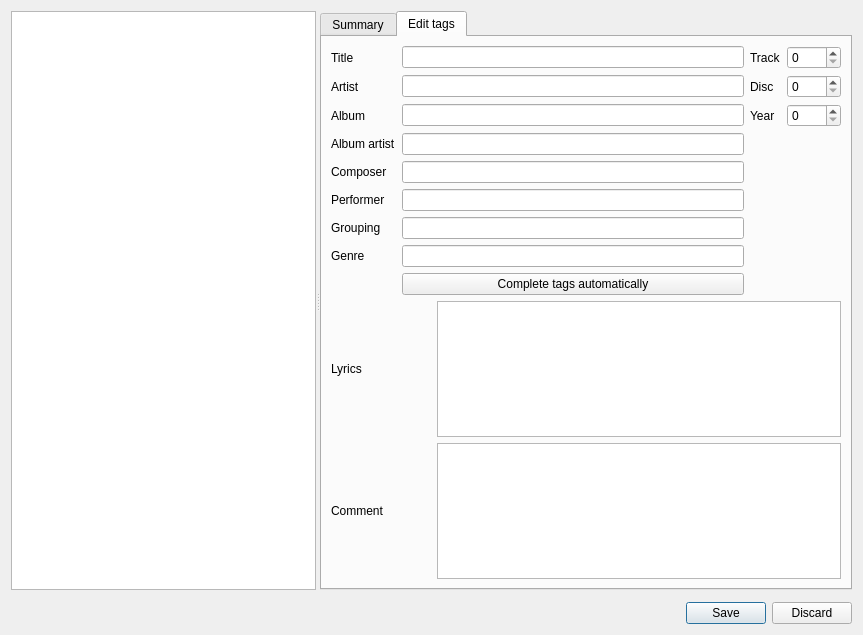
Before: the Qt Designer form src/ui/edittagdialog.ui in clementine-player/Clementine, drawn with Qt 5.
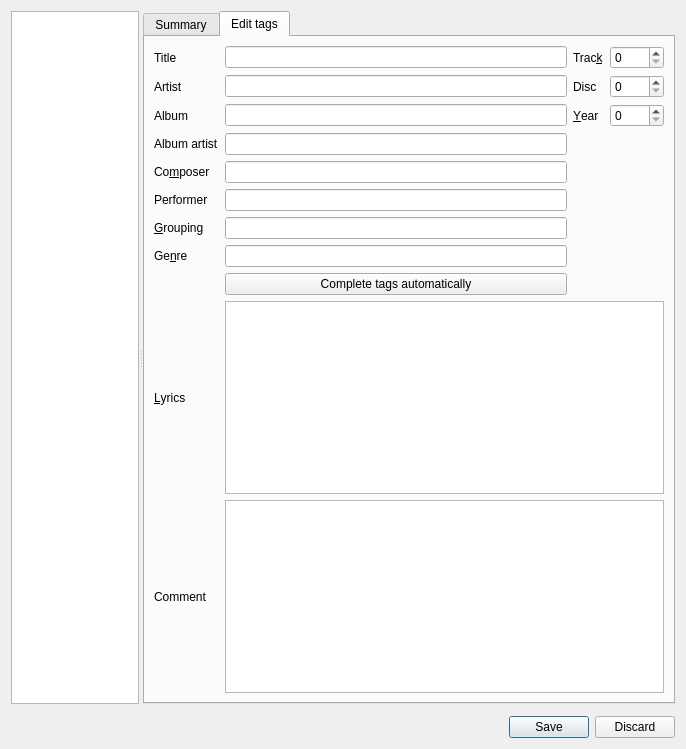
After: the same form once the commit is applied. Icons and pictures are not drawn. Custom widgets are drawn as their Qt base class.

Commit message: Restructure edittagdialog layout (corrects #5437) (#5450)

What changed in the file:
```diff
--- a/src/ui/edittagdialog.ui
+++ b/src/ui/edittagdialog.ui
@@ -2,13 +2,11 @@
 <ui version="4.0">
  <class>EditTagDialog</class>
  <widget class="QDialog" name="EditTagDialog">
-  <property name="geometry">
-   <rect>
-    <x>0</x>
-    <y>0</y>
-    <width>863</width>
-    <height>635</height>
-   </rect>
+  <property name="sizePolicy">
+   <sizepolicy hsizetype="MinimumExpanding" vsizetype="MinimumExpanding">
+    <horstretch>0</horstretch>
+    <verstretch>0</verstretch>
+   </sizepolicy>
   </property>
   <property name="windowTitle">
    <string>Edit track information</string>
@@ -625,6 +623,16 @@
          <layout class="QVBoxLayout" name="verticalLayout_4">
           <item>
            <layout class="QGridLayout" name="gridLayout">
+            <item row="12" column="0">
+             <widget class="QLabel" name="comment_label">
+              <property name="text">
+               <string>Comment</string>
+              </property>
+              <property name="buddy">
+               <cstring>comment</cstring>
+              </property>
+             </widget>
+            </item>
             <item row="0" column="0">
              <widget class="QLabel" name="title_label">
               <property name="text">
@@ -648,7 +656,7 @@
             <item row="0" column="2">
              <widget class="QLabel" name="track_label">
               <property name="text">
-               <string>Track</string>
+               <string>Trac&amp;k</string>
               </property>
               <property name="buddy">
                <cstring>track</cstring>
@@ -740,7 +748,7 @@
             <item row="2" column="2">
              <widget class="QLabel" name="year_label">
               <property name="text">
-               <string>Year</string>
+               <string>&amp;Year</string>
               </property>
               <property name="buddy">
                <cstring>year</cstring>
@@ -786,7 +794,7 @@
             <item row="4" column="0">
              <widget class="QLabel" name="composer_label">
               <property name="text">
-               <string>Composer</string>
+               <string>Co&amp;mposer</string>
               </property>
               <property name="buddy">
                <cstring>composer</cstring>
@@ -826,7 +834,7 @@
             <item row="6" column="0">
              <widget class="QLabel" name="grouping_label">
               <property name="text">
-               <string>Grouping</string>
+               <string>&amp;Grouping</string>
               </property>
               <property name="buddy">
                <cstring>grouping</cstring>
@@ -846,7 +854,7 @@
             <item row="7" column="0">
              <widget class="QLabel" name="genre_label">
               <property name="text">
-               <string>Genre</string>
+               <string>Ge&amp;nre</string>
               </property>
               <property name="buddy">
                <cstring>genre</cstring>
@@ -876,33 +884,17 @@
               </property>
              </widget>
             </item>
-           </layout>
-          </item>
-          <item>
-           <layout class="QHBoxLayout" name="horizontalLayout_3">
-            <item>
+            <item row="11" column="0">
              <widget class="QLabel" name="lyrics_label">
-              <property name="sizePolicy">
-               <sizepolicy hsizetype="Preferred" vsizetype="Preferred">
-                <horstretch>0</horstretch>
-                <verstretch>0</verstretch>
-               </sizepolicy>
-              </property>
-              <property name="minimumSize">
-               <size>
-                <width>100</width>
-                <height>0</height>
-               </size>
-              </property>
               <property name="text">
-               <string>Lyrics</string>
+               <string>&amp;Lyrics</string>
               </property>
               <property name="buddy">
                <cstring>lyrics</cstring>
               </property>
              </widget>
             </item>
-            <item>
+            <item row="11" column="1" colspan="3">
              <widget class="TextEdit" name="lyrics">
               <property name="has_reset_button" stdset="0">
                <bool>true</bool>
@@ -912,27 +904,7 @@
               </property>
              </widget>
             </item>
-           </layout>
-          </item>
-          <item>
-           <layout class="QHBoxLayout" name="horizontalLayout_4">
-            <item>
-             <widget class="QLabel" name="comment_label">
-              <property name="minimumSize">
-               <size>
-                <width>100</width>
-                <height>0</height>
-               </size>
-              </property>
-              <property name="text">
-               <string>Comment</string>
-              </property>
-              <property name="buddy">
-               <cstring>comment</cstring>
-              </property>
-             </widget>
-            </item>
-            <item>
+            <item row="12" column="1" colspan="3">
              <widget class="TextEdit" name="comment">
               <property name="has_reset_button" stdset="0">
                <bool>true</bool>
```
